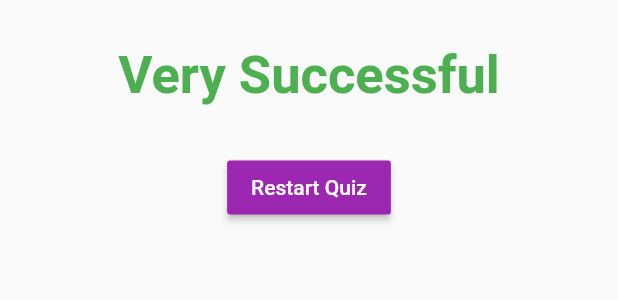
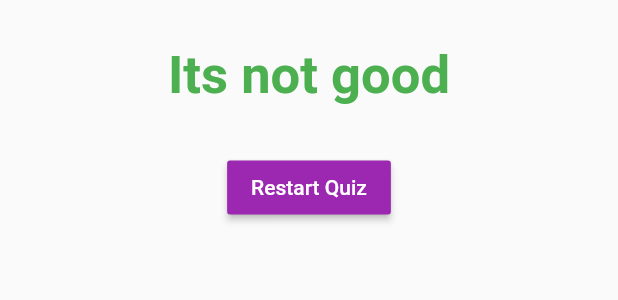
Before and after one commit to ramonyohannes/Quiz-App, a Flutter app: the Result widget shown alone on an empty page, opened directly with empty values, on a phone screen of 412 x 824 dp. Shown: the top 300 px of the screen. Run offline on Flutter 3.47's test engine with Material 2 defaults, Android fonts, the phone set to English and light mode, and no system bars.

Commit message:
Finished app but requires polishing

```diff
--- a/lib/homepage.dart
+++ b/lib/homepage.dart
@@ -114,6 +114,7 @@ class _HomePageState extends State<HomePage> {
   void restartQuiz() {
     setState(() {
       _questionIndex = 0;
+      _totalScore = 0;
     });
   }
 
@@ -135,7 +136,7 @@ class _HomePageState extends State<HomePage> {
         backgroundColor: Colors.white10,
       ),
       body: _questionIndex >= _questionList.length
-          ? Result(restartQuiz)
+          ? Result(restartQuiz, _totalScore)
           : Column(
               children: [
                 const SizedBox(
--- a/lib/result.dart
+++ b/lib/result.dart
@@ -4,7 +4,22 @@ class Result extends StatelessWidget {
   //const Result({Key? key}) : super(key: key);
 
   final Function selectHandler;
-  Result(this.selectHandler);
+  final int totalScore;
+  Result(this.selectHandler, this.totalScore);
+
+  String get resultPhase {
+    var resultText = "You did it";
+    if (totalScore >= 30) {
+      resultText = "Great Job";
+    } else if (totalScore < 30 && totalScore >= 20) {
+      resultText = "Very nice";
+    } else if (totalScore < 20 && totalScore >= 10) {
+      resultText = "Not Bad";
+    } else {
+      resultText = "Its not good";
+    }
+    return resultText;
+  }
 
   @override
   Widget build(BuildContext context) {
@@ -12,9 +27,9 @@ class Result extends StatelessWidget {
       child: Column(
         children: [
           const SizedBox(height: 30),
-          const Text(
-            "Very Successful",
-            style: TextStyle(
+          Text(
+            resultPhase,
+            style: const TextStyle(
               fontSize: 35,
               fontWeight: FontWeight.bold,
               color: Colors.green,
```
